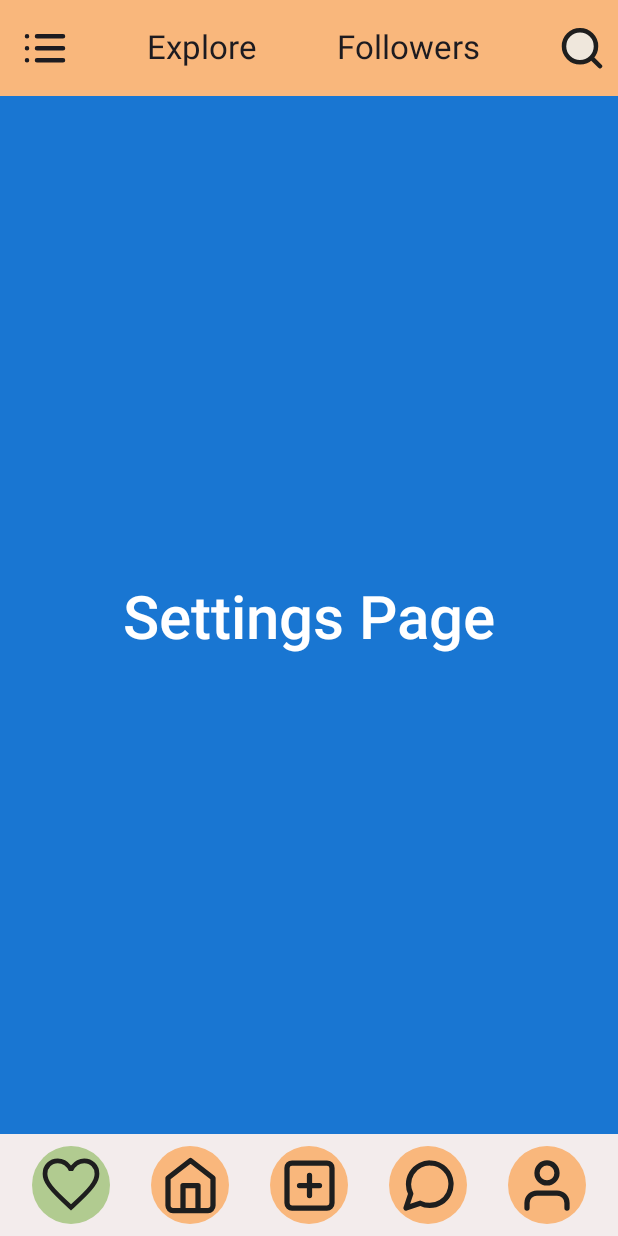
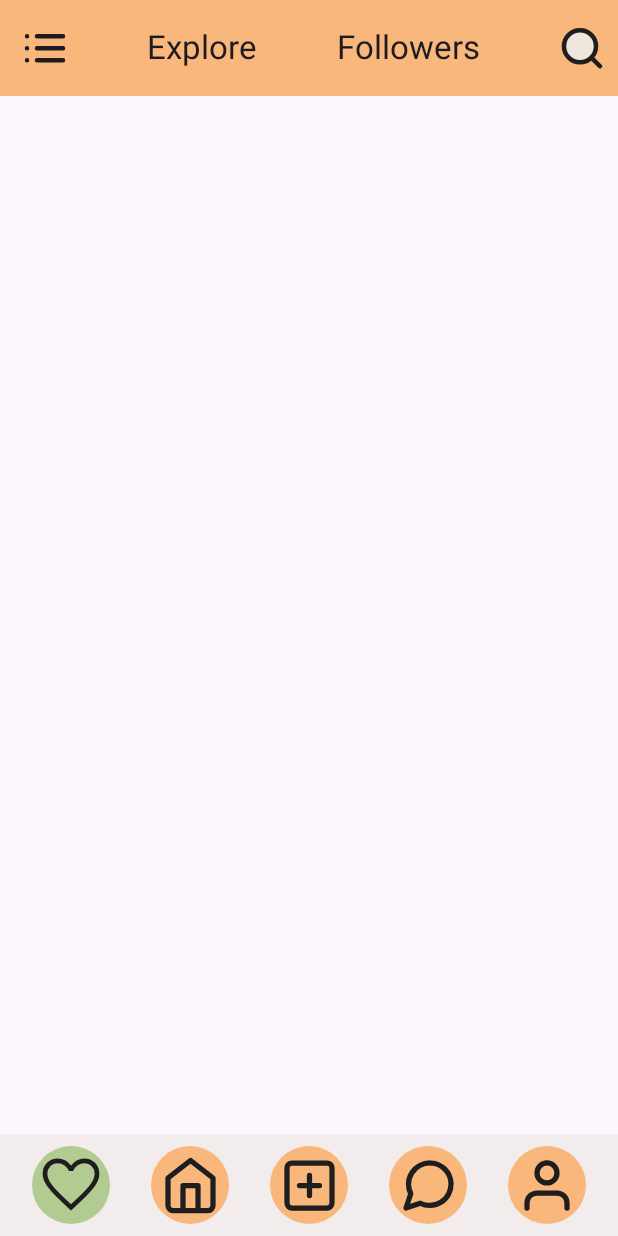
Before and after one commit to MdAshiquerRahman/moblile-app25, an Android app built with Jetpack Compose: the screen it shows after launch (MainActivity), after a tap on "Icon", on a phone screen of 412 x 824 dp. Run offline under Robolectric (Android 15) with nearby library versions, the phone set to English and light mode, and no system bars; 3 other taps on this screen came first.

Commit message:
Profile screen complete

```diff
--- a/app/src/main/java/com/example/practice/pages/ProfilePage.kt
+++ b/app/src/main/java/com/example/practice/pages/ProfilePage.kt
@@ -10,9 +10,7 @@ import androidx.compose.foundation.layout.Spacer
 import androidx.compose.foundation.layout.fillMaxSize
 import androidx.compose.foundation.layout.fillMaxWidth
 import androidx.compose.foundation.layout.height
-import androidx.compose.foundation.layout.imePadding
 import androidx.compose.foundation.layout.padding
-import androidx.compose.foundation.layout.size
 import androidx.compose.foundation.layout.width
 import androidx.compose.foundation.layout.wrapContentWidth
 import androidx.compose.foundation.lazy.grid.GridCells
@@ -34,7 +32,6 @@ import androidx.compose.ui.Alignment
 import androidx.compose.ui.Modifier
 import androidx.compose.ui.graphics.Color
 import androidx.compose.ui.platform.LocalConfiguration
-import androidx.compose.ui.platform.LocalDensity
 import androidx.compose.ui.res.painterResource
 import androidx.compose.ui.text.TextStyle
 import androidx.compose.ui.text.font.Font
@@ -45,27 +42,19 @@ import androidx.compose.ui.tooling.preview.Preview
 import androidx.compose.ui.unit.TextUnit
 import androidx.compose.ui.unit.dp
 import androidx.compose.ui.unit.sp
-import com.example.practice.ProfileScreen
 import com.example.practice.R
 import com.example.practice.api.allRecipeData
 import com.example.practice.pages.post.PostsCard
-import kotlinx.coroutines.sync.Mutex
 
 @Preview(showBackground = true)
 @Composable
 fun ProfilePage() {
 
     val configuration = LocalConfiguration.current
-    val screenWidth = configuration.screenWidthDp.dp
     val screenHeight = configuration.screenHeightDp.dp
 
-    val topPaddingRatio = 64f / screenHeight.value.toFloat()
+    val topPaddingRatio = 64f / screenHeight.value
     val dynamicTopPadding = screenHeight * topPaddingRatio
-
-    val boxWidthRatio = 110f / screenWidth.value.toFloat()
-    val boxHeightRatio = 110f / screenHeight.value.toFloat()
-    val boxDynamicWidth = screenWidth * boxWidthRatio
-    val boxDynamicHeight = screenHeight * boxHeightRatio
 
 
     Column(
@@ -85,7 +74,7 @@ fun ProfilePage() {
         Box(
             modifier = Modifier
                 .fillMaxWidth()
-                .height(500.dp) // Set an appropriate height for the grid
+                .height(500.dp)
         ) {
             PostCollectsHistory()
         }
@@ -101,8 +90,8 @@ fun UserNamePart() {
     val screenWidth = configuration.screenWidthDp.dp
     val screenHeight = configuration.screenHeightDp.dp
 
-    val boxWidthRatio = 110f / screenWidth.value.toFloat()
-    val boxHeightRatio = 110f / screenHeight.value.toFloat()
+    val boxWidthRatio = 110f / screenWidth.value
+    val boxHeightRatio = 110f / screenHeight.value
     val boxDynamicWidth = screenWidth * boxWidthRatio
     val boxDynamicHeight = screenHeight * boxHeightRatio
 
@@ -334,6 +323,6 @@ fun PostCollectsHistory() {
 fun screenRatioFontSize(font: Float): TextUnit {
     val configuration = LocalConfiguration.current
     val screenHeight = configuration.screenHeightDp.dp
-    val ratio = font / screenHeight.value.toFloat()
+    val ratio = font / screenHeight.value
     return (screenHeight * ratio).value.sp
 }
--- a/app/src/main/java/com/example/practice/pages/SettingsPage.kt
+++ /dev/null
@@ -1,33 +0,0 @@
-package com.example.practice.pages
-
-import androidx.compose.foundation.background
-import androidx.compose.foundation.layout.Arrangement
-import androidx.compose.foundation.layout.Column
-import androidx.compose.foundation.layout.fillMaxSize
-import androidx.compose.material3.Text
-import androidx.compose.runtime.Composable
-import androidx.compose.ui.Alignment
-import androidx.compose.ui.Modifier
-import androidx.compose.ui.graphics.Color
-import androidx.compose.ui.text.font.FontWeight
-import androidx.compose.ui.tooling.preview.Preview
-import androidx.compose.ui.unit.sp
-
-@Preview
-@Composable
-fun SettingsPage(modifier: Modifier = Modifier) {
-    Column(
-        modifier = modifier
-            .fillMaxSize()
-            .background(Color(0xFF1976D2)),
-        verticalArrangement = Arrangement.Center,
-        horizontalAlignment = Alignment.CenterHorizontally
-    ) {
-        Text(
-            text = "Settings Page",
-            fontSize = 40.sp,
-            fontWeight = FontWeight.SemiBold,
-            color = Color.White
-        )
-    }
-}
--- a/app/src/main/java/com/example/practice/pages/post/Posts.kt
+++ b/app/src/main/java/com/example/practice/pages/post/Posts.kt
@@ -94,8 +94,7 @@ fun PostsCard() {
                     textAlign = TextAlign.Center,
                 )
             )
-            Row(
-            ){
+            Row{
                 Icon(
                     modifier = Modifier.size(20.dp),
                     painter = painterResource(R.drawable.heart_reatc),
--- a/app/src/main/java/com/example/practice/ProfileScreen.kt
+++ b/app/src/main/java/com/example/practice/screen/ProfileScreen.kt
@@ -1,4 +1,4 @@
-package com.example.practice
+package com.example.practice.screen
 
 
 import android.annotation.SuppressLint
@@ -13,8 +13,6 @@ import androidx.compose.foundation.layout.fillMaxWidth
 import androidx.compose.foundation.layout.padding
 import androidx.compose.foundation.layout.size
 import androidx.compose.foundation.shape.CircleShape
-import androidx.compose.material3.Badge
-import androidx.compose.material3.BadgedBox
 import androidx.compose.material3.ExperimentalMaterial3Api
 import androidx.compose.material3.Icon
 import androidx.compose.material3.Scaffold
@@ -32,11 +30,9 @@ import androidx.compose.ui.graphics.Color
 import androidx.compose.ui.res.painterResource
 import androidx.compose.ui.tooling.preview.Preview
 import androidx.compose.ui.unit.dp
-import com.example.practice.pages.ChatPage
-import com.example.practice.pages.HomePage
-import com.example.practice.pages.PostPage
+import com.example.practice.NavItem
+import com.example.practice.R
 import com.example.practice.pages.ProfilePage
-import com.example.practice.pages.SettingsPage
 
 
 @SuppressLint("UnusedMaterial3ScaffoldPaddingParameter")
@@ -62,7 +58,7 @@ fun ProfileScreen() {
                 title = {
                     Row(
                         modifier = Modifier.fillMaxWidth(),
-                        horizontalArrangement = Arrangement.SpaceBetween, // Space around all items
+                        horizontalArrangement = Arrangement.SpaceBetween,
                         verticalAlignment = Alignment.CenterVertically
                     ) {
                         Icon(
@@ -87,24 +83,24 @@ fun ProfileScreen() {
                 modifier = Modifier
                     .fillMaxWidth()
                     .background(color = Color(0xFFF3ECEC))
-                    .padding(8.dp), // Add padding around the row
-                horizontalArrangement = Arrangement.SpaceAround, // Distribute items evenly
+                    .padding(8.dp),
+                horizontalArrangement = Arrangement.SpaceAround,
                 verticalAlignment = Alignment.CenterVertically,
             ) {
                 navItemList.forEachIndexed { index, navItem ->
                     Box(
                         modifier = Modifier
-                            .size(52.dp) // Set the size for each navigation item
+                            .size(52.dp)
                             .background(
-                                color = if (selectedIndex == index) Color(0xFFB1CB90) // Selected color
+                                color = if (selectedIndex == index) Color(0xFFB1CB90)
                                 else Color(0xFFf9B77C), // Unselected color
                                 shape = CircleShape
                             )
                             .clickable(
-                                interactionSource = remember { MutableInteractionSource() }, // Disable ripple effect
-                                indication = null // Ensure no ripple is shown
+                                interactionSource = remember { MutableInteractionSource() },
+                                indication = null
                             ) {
-                                selectedIndex = index // Handle item selection
+                                selectedIndex = index
                             },
                         contentAlignment = Alignment.Center
                     ) {
@@ -130,10 +126,6 @@ fun ProfileScreen() {
 @Composable
 private fun ContentScreen(selectedIndex: Int) {
     when (selectedIndex) {
-        0 -> SettingsPage()
-        1 -> HomePage()
-        2 -> PostPage()
-        3 -> ChatPage()
         4 -> ProfilePage()
     }
 }
```
Also changed, not shown: app/src/main/java/com/example/practice/MainActivity.kt (+1 -9 lines), app/src/main/java/com/example/practice/pages/ChatPage.kt (deleted, +0 -33 lines), app/src/main/java/com/example/practice/pages/HomePage.kt (deleted, +0 -34 lines), app/src/main/java/com/example/practice/pages/PostPage.kt (deleted, +0 -33 lines).
